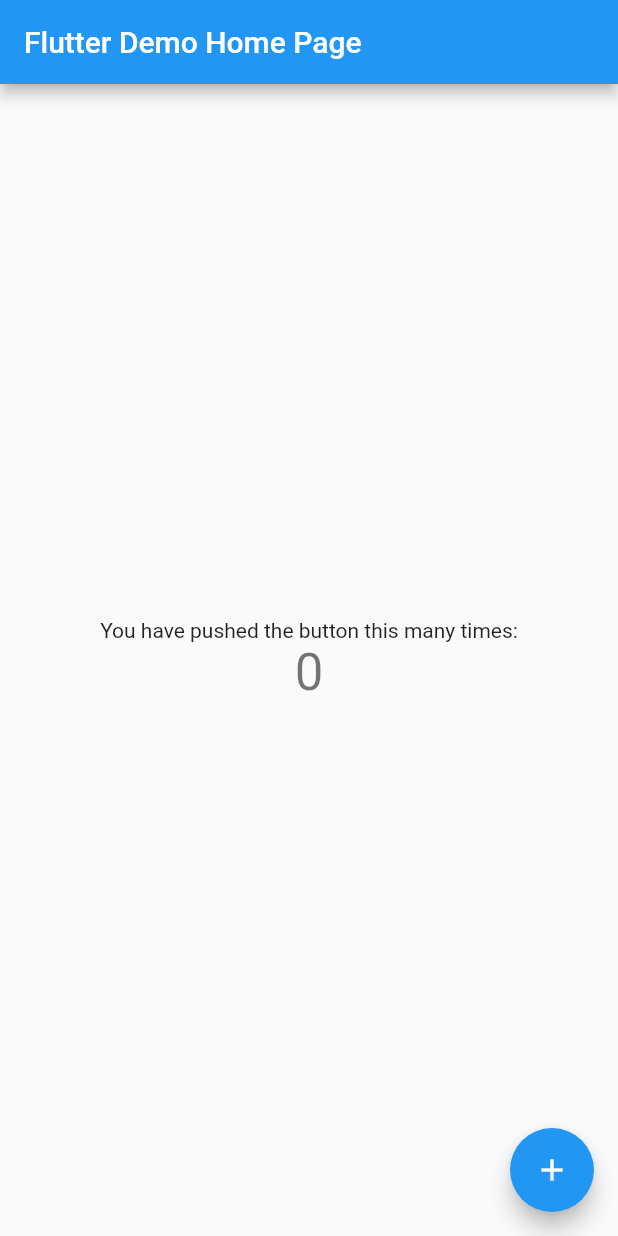
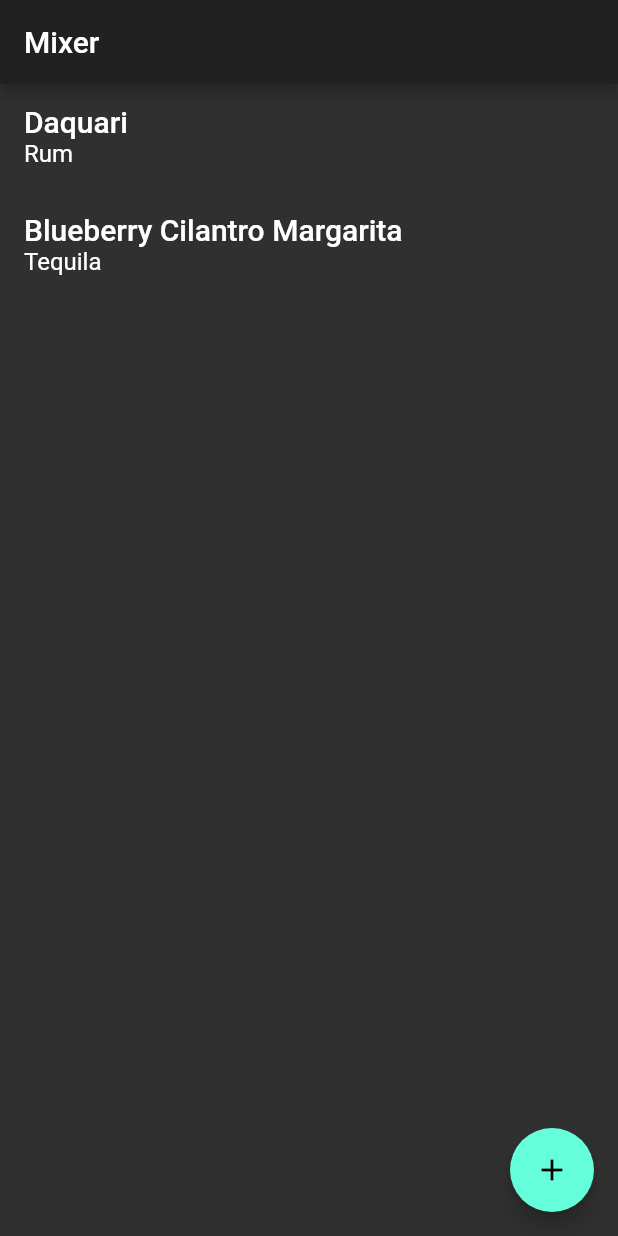
Before and after one commit to nicjohnson145/mixer-redux, a Flutter app: the screen it shows after launch, on a phone screen of 412 x 824 dp. Run offline on Flutter 3.47's test engine with Material 2 defaults, Android fonts, the phone set to English and light mode, and no system bars; our stand-ins replace flutter_redux, redux.

Commit message:
Static data display with redux

```diff
--- /dev/null
+++ b/mixer/lib/actions/drink_actions.dart
@@ -0,0 +1,25 @@
+import 'package:mixer/models/models.dart';
+
+class AddDrinkAction {
+    final Drink drink;
+
+    AddDrinkAction(this.drink);
+}
+
+
+class UpdateDrinkAction {
+    final int id;
+    final Drink updatedDrink;
+
+    UpdateDrinkAction({
+        this.id,
+        this.updatedDrink,
+    });
+}
+
+
+class DeleteDrinkAction {
+    final int id;
+
+    DeleteDrinkAction(this.id);
+}
--- /dev/null
+++ b/mixer/lib/containers/drinks/sorted_drinks.dart
@@ -0,0 +1,39 @@
+import 'package:flutter/material.dart';
+import 'package:redux/redux.dart';
+import 'package:flutter_redux/flutter_redux.dart';
+
+import 'package:mixer/models/models.dart';
+import 'package:mixer/selectors/selectors.dart';
+import 'package:mixer/presentation/drink_list.dart';
+
+class SortedDrinks extends StatelessWidget {
+
+    SortedDrinks({Key key}) : super(key: key);
+
+    @override
+    Widget build(BuildContext context) {
+        return StoreConnector<AppState, _ViewModel>(
+            converter: _ViewModel.fromStore,
+            builder: (BuildContext context, _ViewModel vm) {
+                return DrinkList(
+                    drinks: vm.drinks,
+                );
+            },
+        );
+    }
+}
+
+
+class _ViewModel {
+    final List<Drink> drinks;
+
+    _ViewModel({
+        @required this.drinks,
+    });
+
+    static _ViewModel fromStore(Store<AppState> store) {
+        return _ViewModel(
+            drinks: drinksSelector(store.state),
+        );
+    }
+}
--- a/mixer/lib/main.dart
+++ b/mixer/lib/main.dart
@@ -1,111 +1,51 @@
 import 'package:flutter/material.dart';
+import 'package:redux/redux.dart';
+import 'package:flutter_redux/flutter_redux.dart';
 
-void main() => runApp(MyApp());
+import 'package:mixer/models/models.dart';
+import 'package:mixer/pages/home_page.dart';
+import 'package:mixer/reducers/root_reducer.dart';
 
-class MyApp extends StatelessWidget {
-  // This widget is the root of your application.
-  @override
-  Widget build(BuildContext context) {
-    return MaterialApp(
-      title: 'Flutter Demo',
-      theme: ThemeData(
-        // This is the theme of your application.
-        //
-        // Try running your application with "flutter run". You'll see the
-        // application has a blue toolbar. Then, without quitting the app, try
-        // changing the primarySwatch below to Colors.green and then invoke
-        // "hot reload" (press "r" in the console where you ran "flutter run",
-        // or simply save your changes to "hot reload" in a Flutter IDE).
-        // Notice that the counter didn't reset back to zero; the application
-        // is not restarted.
-        primarySwatch: Colors.blue,
-      ),
-      home: MyHomePage(title: 'Flutter Demo Home Page'),
+void main() => runApp(Mixer());
+
+class Mixer extends StatelessWidget {
+
+    final store = Store<AppState>(
+        appReducer,
+        initialState: AppState(
+            drinks: List.from([
+                Drink(
+                    1,
+                    'Daquari',
+                    'Rum',
+                    'Coupe',
+                    ['0.5 oz simple syrup', '1 lime', '2.5 oz rum'],
+                    null,
+                ),
+                Drink(
+                    2,
+                    'Blueberry Cilantro Margarita',
+                    'Tequila',
+                    'Rocks',
+                    ['1 lime', 'handful blueberries',  'few stems chopped cilantro', '0.5 oz St. Elder', '2.5 oz tequila'],
+                    "Lorem ipsum dolor sit amet, consectetur adipiscing elit, sed do eiusmod tempor incididunt ut labore et dolore magna aliqua. Ut enim ad minim veniam, quis nostrud exercitation ullamco laboris nisi ut aliquip ex ea commodo consequat. Duis aute irure dolor in reprehenderit in voluptate velit esse cillum dolore eu fugiat nulla pariatur. Excepteur sint occaecat cupidatat non proident, sunt in culpa qui officia deserunt mollit anim id est laborum",
+                ),
+            ]),
+        ),
+        middleware: [
+
+        ],
     );
-  }
+
+    @override
+    Widget build(BuildContext context) {
+        return StoreProvider(
+            store: this.store,
+            child: MaterialApp(
+                title: 'Mixer',
+                theme: ThemeData(brightness: Brightness.dark),
+                home: HomePage(),
+            ),
+        );
+    }
 }
-
-class MyHomePage extends StatefulWidget {
-  MyHomePage({Key key, this.title}) : super(key: key);
-
-  // This widget is the home page of your application. It is stateful, meaning
-  // that it has a State object (defined below) that contains fields that affect
-  // how it looks.
-
-  // This class is the configuration for the state. It holds the values (in this
-  // case the title) provided by the parent (in this case the App widget) and
-  // used by the build method of the State. Fields in a Widget subclass are
-  // always marked "final".
-
-  final String title;
-
-  @override
-  _MyHomePageState createState() => _MyHomePageState();
-}
-
-class _MyHomePageState extends State<MyHomePage> {
-  int _counter = 0;
-
-  void _incrementCounter() {
-    setState(() {
-      // This call to setState tells the Flutter framework that something has
-      // changed in this State, which causes it to rerun the build method below
-      // so that the display can reflect the updated values. If we changed
-      // _counter without calling setState(), then the build method would not be
-      // called again, and so nothing would appear to happen.
-      _counter++;
-    });
-  }
-
-  @override
-  Widget build(BuildContext context) {
-    // This method is rerun every time setState is called, for instance as done
-    // by the _incrementCounter method above.
-    //
-    // The Flutter framework has been optimized to make rerunning build methods
-    // fast, so that you can just rebuild anything that needs updating rather
-    // than having to individually change instances of widgets.
-    return Scaffold(
-      appBar: AppBar(
-        // Here we take the value from the MyHomePage object that was created by
-        // the App.build method, and use it to set our appbar title.
-        title: Text(widget.title),
-      ),
-      body: Center(
-        // Center is a layout widget. It takes a single child and positions it
-        // in the middle of the parent.
-        child: Column(
-          // Column is also a layout widget. It takes a list of children and
-          // arranges them vertically. By default, it sizes itself to fit its
-          // children horizontally, and tries to be as tall as its parent.
-          //
-          // Invoke "debug painting" (press "p" in the console, choose the
-          // "Toggle Debug Paint" action from the Flutter Inspector in Android
-          // Studio, or the "Toggle Debug Paint" command in Visual Studio Code)
-          // to see the wireframe for each widget.
-          //
-          // Column has various properties to control how it sizes itself and
-          // how it positions its children. Here we use mainAxisAlignment to
-          // center the children vertically; the main axis here is the vertical
-          // axis because Columns are vertical (the cross axis would be
-          // horizontal).
-          mainAxisAlignment: MainAxisAlignment.center,
-          children: <Widget>[
-            Text(
-              'You have pushed the button this many times:',
-            ),
-            Text(
-              '$_counter',
-              style: Theme.of(context).textTheme.display1,
-            ),
-          ],
-        ),
-      ),
-      floatingActionButton: FloatingActionButton(
-        onPressed: _incrementCounter,
-        tooltip: 'Increment',
-        child: Icon(Icons.add),
-      ), // This trailing comma makes auto-formatting nicer for build methods.
-    );
-  }
-}
--- /dev/null
+++ b/mixer/lib/models/app_state.dart
@@ -0,0 +1,23 @@
+import 'drink.dart';
+
+class AppState {
+    // final bool isLoading;
+    final List<Drink> drinks;
+
+    AppState({
+        // this.isLoading = false,
+        this.drinks = const [],
+    });
+
+    // factory AppState.loading() => AppState(isLoading: true);
+
+    AppState copyWith({
+        // bool isLoading,
+        List<Drink> drinks,
+    }){
+        return AppState(
+            // isLoading: isLoading ?? this.isLoading,
+            drinks: drinks ?? this.drinks,
+        );
+    }
+}
--- /dev/null
+++ b/mixer/lib/models/drink.dart
@@ -0,0 +1,26 @@
+class Drink {
+    int id;
+    String name;
+    String primary_alcohol;
+    String preferred_glass;
+    List<String> ingredients;
+    String instructions;
+
+    Drink(
+        this.id,
+        this.name,
+        this.primary_alcohol,
+        this.preferred_glass,
+        this.ingredients,
+        this.instructions,
+    );
+
+    void from(Drink other) {
+        this.id = other.id;
+        this.name = other.name;
+        this.primary_alcohol = other.primary_alcohol;
+        this.preferred_glass = other.preferred_glass;
+        this.ingredients = other.ingredients;
+        this.instructions = other.instructions;
+    }
+}
--- /dev/null
+++ b/mixer/lib/models/models.dart
@@ -0,0 +1,2 @@
+export 'app_state.dart';
+export 'drink.dart';
--- /dev/null
+++ b/mixer/lib/pages/home_page.dart
@@ -0,0 +1,21 @@
+import 'package:flutter/material.dart';
+import 'package:mixer/containers/drinks/sorted_drinks.dart';
+
+class HomePage extends StatelessWidget {
+
+    @override
+    Widget build(BuildContext context) {
+        return Scaffold(
+            appBar: AppBar(
+                title: Text('Mixer'),
+            ),
+            body: Container(
+                child: SortedDrinks(),
+            ),
+            floatingActionButton: FloatingActionButton(
+                onPressed: () => print('PRESSED'),
+                child: Icon(Icons.add),
+            ),
+        );
+    }
+}
--- /dev/null
+++ b/mixer/lib/presentation/drink_item.dart
@@ -0,0 +1,28 @@
+import 'package:flutter/material.dart';
+import 'package:mixer/models/models.dart';
+
+class DrinkItem extends StatelessWidget {
+    final Drink drink;
+
+    DrinkItem({
+        @required this.drink,
+    });
+
+    @override
+    Widget build(BuildContext context) {
+        return ListTile(
+            title: Text(
+                this.drink.name,
+                maxLines: 1,
+                overflow: TextOverflow.ellipsis,
+                style: Theme.of(context).textTheme.title,
+            ),
+            subtitle: Text(
+                this.drink.primary_alcohol,
+                maxLines: 1,
+                overflow: TextOverflow.ellipsis,
+                style: Theme.of(context).textTheme.subhead,
+            ),
+        );
+    }
+}
--- /dev/null
+++ b/mixer/lib/presentation/drink_list.dart
@@ -0,0 +1,29 @@
+import 'package:flutter/material.dart';
+import 'package:mixer/presentation/drink_item.dart';
+import 'package:mixer/models/models.dart';
+
+class DrinkList extends StatelessWidget {
+    final List<Drink> drinks;
+
+    DrinkList({
+        Key key,
+        @required this.drinks,
+    }) : super(key: key);
+
+    Widget build(BuildContext context) {
+        return this._buildListView();
+    }
+
+    ListView _buildListView() {
+        return ListView.builder(
+            itemCount: this.drinks.length,
+            itemBuilder: (BuildContext context, int index) {
+                final drink = this.drinks[index];
+
+                return DrinkItem(
+                    drink: drink,
+                );
+            },
+        );
+    }
+}
--- /dev/null
+++ b/mixer/lib/reducers/drinks_reducer.dart
@@ -0,0 +1,21 @@
+import 'package:redux/redux.dart';
+import 'package:mixer/models/drink.dart';
+import 'package:mixer/actions/drink_actions.dart';
+
+final drinksReducer = combineReducers<List<Drink>>([
+    TypedReducer<List<Drink>, AddDrinkAction>(_addDrink),
+    TypedReducer<List<Drink>, UpdateDrinkAction>(_updateDrink),
+    TypedReducer<List<Drink>, DeleteDrinkAction>(_deleteDrink),
+]);
+
+List<Drink> _addDrink(List<Drink> drinks, AddDrinkAction action) {
+
+}
+
+List<Drink> _updateDrink(List<Drink> drinks, UpdateDrinkAction action) {
+
+}
+
+List<Drink> _deleteDrink(List<Drink> drinks, DeleteDrinkAction action) {
+
+}
--- /dev/null
+++ b/mixer/lib/reducers/root_reducer.dart
@@ -0,0 +1,8 @@
+import 'package:mixer/models/models.dart';
+import 'package:mixer/reducers/drinks_reducer.dart';
+
+AppState appReducer(AppState state, action) {
+    return AppState(
+        drinks: drinksReducer(state.drinks, action),
+    );
+}
--- /dev/null
+++ b/mixer/lib/selectors/selectors.dart
@@ -0,0 +1,5 @@
+import 'package:mixer/models/models.dart';
+
+List<Drink> drinksSelector(AppState state) {
+    return state.drinks;
+}
```
